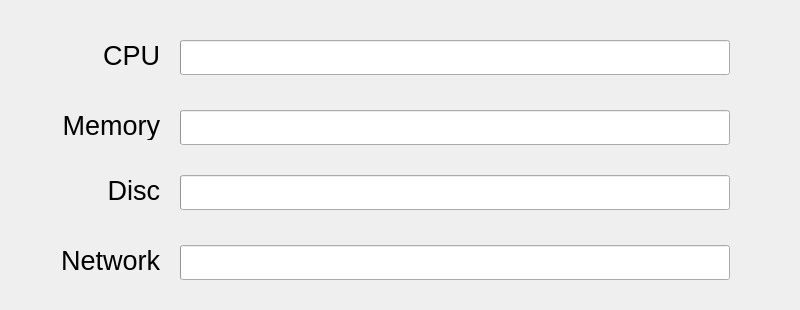
jaa134/PiClock, file src/App/PiClock/mainPage/systemstatisticswidget.ui: the form before one commit.
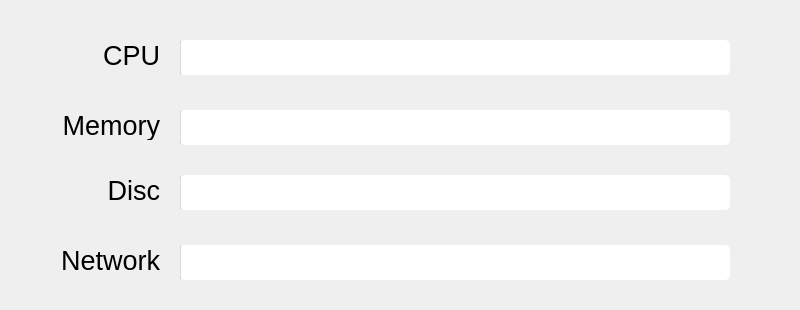
The form after the commit.

Commit message: adds system usage widget

Patch:
```diff
--- a/src/App/PiClock/mainPage/systemstatisticswidget.ui
+++ b/src/App/PiClock/mainPage/systemstatisticswidget.ui
@@ -22,6 +22,12 @@
      <height>35</height>
     </rect>
    </property>
+   <property name="styleSheet">
+    <string notr="true">border-radius: 5px;</string>
+   </property>
+   <property name="minimum">
+    <number>0</number>
+   </property>
    <property name="value">
     <number>0</number>
    </property>
@@ -38,6 +44,12 @@
      <height>35</height>
     </rect>
    </property>
+   <property name="styleSheet">
+    <string notr="true">border-radius: 5px;</string>
+   </property>
+   <property name="minimum">
+    <number>0</number>
+   </property>
    <property name="value">
     <number>0</number>
    </property>
@@ -45,7 +57,7 @@
     <bool>false</bool>
    </property>
   </widget>
-  <widget class="QProgressBar" name="discBar">
+  <widget class="QProgressBar" name="networkBar">
    <property name="geometry">
     <rect>
      <x>180</x>
@@ -54,6 +66,12 @@
      <height>35</height>
     </rect>
    </property>
+   <property name="styleSheet">
+    <string notr="true">border-radius: 5px;</string>
+   </property>
+   <property name="minimum">
+    <number>0</number>
+   </property>
    <property name="value">
     <number>0</number>
    </property>
@@ -82,31 +100,31 @@
     <set>Qt::AlignRight|Qt::AlignTrailing|Qt::AlignVCenter</set>
    </property>
   </widget>
-  <widget class="QLabel" name="ramLabel">
-   <property name="geometry">
-    <rect>
-     <x>10</x>
-     <y>175</y>
-     <width>150</width>
-     <height>30</height>
-    </rect>
-   </property>
-   <property name="font">
-    <font>
-     <pointsize>20</pointsize>
-    </font>
-   </property>
-   <property name="text">
-    <string>Disc</string>
-   </property>
-   <property name="alignment">
-    <set>Qt::AlignRight|Qt::AlignTrailing|Qt::AlignVCenter</set>
-   </property>
-  </widget>
   <widget class="QLabel" name="discLabel">
    <property name="geometry">
     <rect>
      <x>10</x>
+     <y>175</y>
+     <width>150</width>
+     <height>30</height>
+    </rect>
+   </property>
+   <property name="font">
+    <font>
+     <pointsize>20</pointsize>
+    </font>
+   </property>
+   <property name="text">
+    <string>Disc</string>
+   </property>
+   <property name="alignment">
+    <set>Qt::AlignRight|Qt::AlignTrailing|Qt::AlignVCenter</set>
+   </property>
+  </widget>
+  <widget class="QLabel" name="networkLabel">
+   <property name="geometry">
+    <rect>
+     <x>10</x>
      <y>245</y>
      <width>150</width>
      <height>30</height>
@@ -124,7 +142,7 @@
     <set>Qt::AlignRight|Qt::AlignTrailing|Qt::AlignVCenter</set>
    </property>
   </widget>
-  <widget class="QProgressBar" name="ramBar_2">
+  <widget class="QProgressBar" name="discBar">
    <property name="geometry">
     <rect>
      <x>180</x>
@@ -133,6 +151,12 @@
      <height>35</height>
     </rect>
    </property>
+   <property name="styleSheet">
+    <string notr="true">border-radius: 5px;</string>
+   </property>
+   <property name="minimum">
+    <number>0</number>
+   </property>
    <property name="value">
     <number>0</number>
    </property>
```
Left out of the diff: 2 changed lines with no effect on the pictures. The commit also changes 6 other files.
